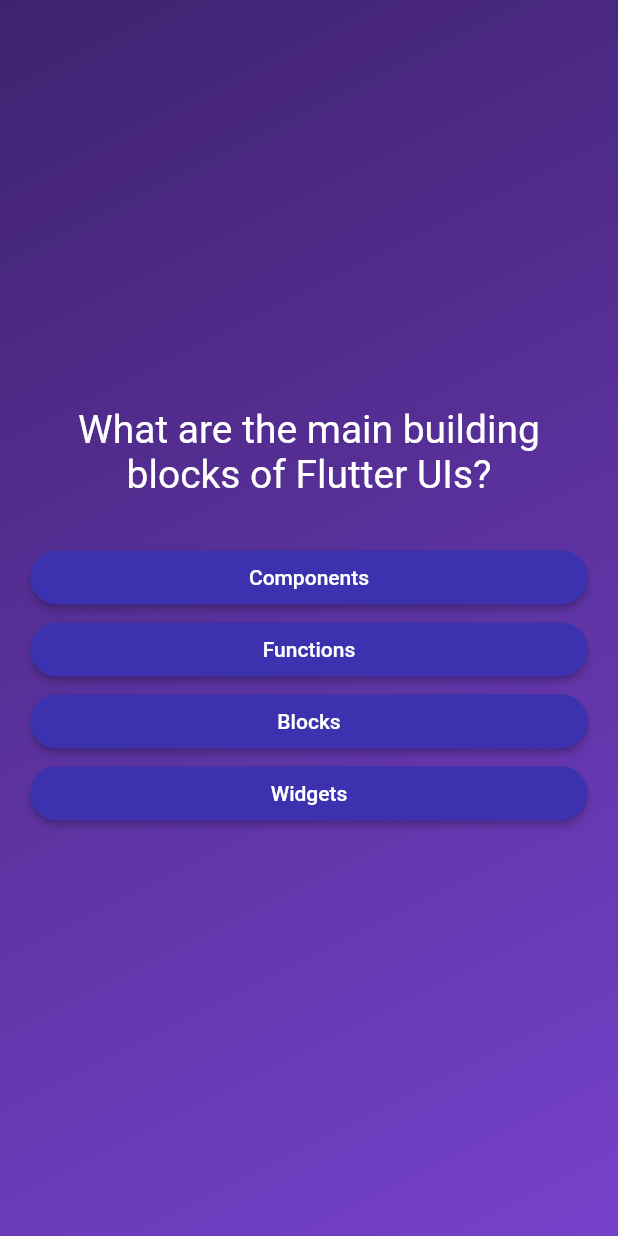
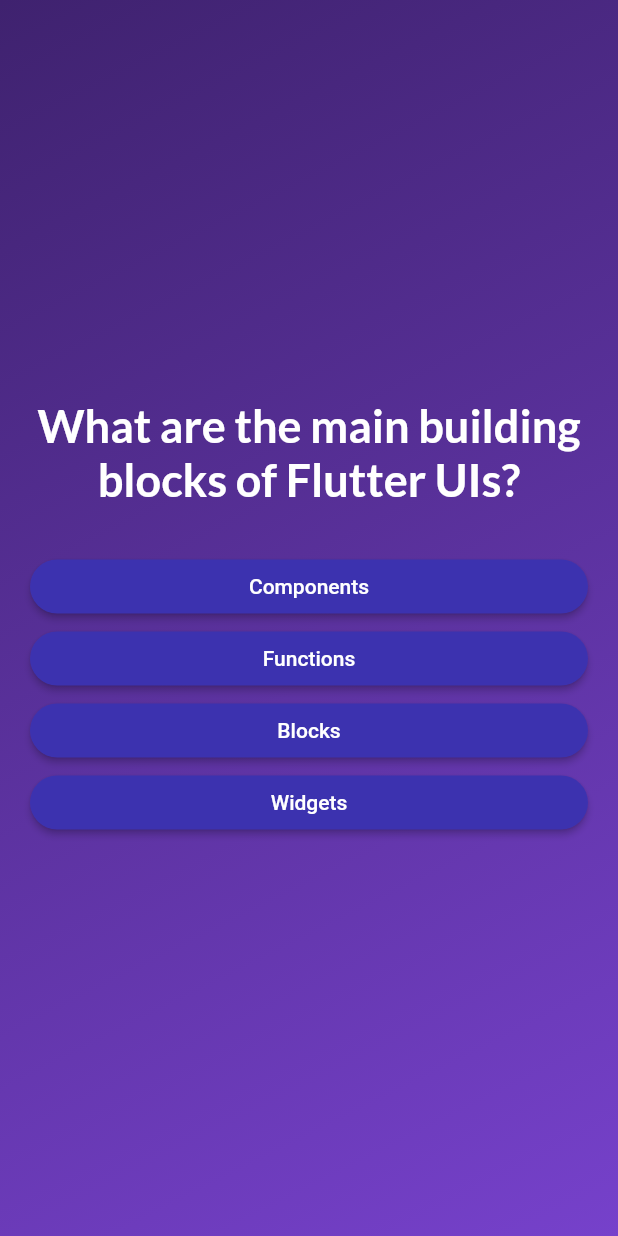
Before and after one commit to mohammedf99/quiz_app, a Flutter app: the screen it shows after launch, after a tap on "Start Quiz", on a phone screen of 412 x 824 dp. Run offline on Flutter 3.47's test engine with Material 2 defaults, Android fonts, the phone set to English and light mode, and no system bars; our stand-ins replace google_fonts.

Commit message:
added Google fonts to the questions

```diff
--- a/lib/questions_screen.dart
+++ b/lib/questions_screen.dart
@@ -37,7 +37,11 @@ class _QuestionsScreenState extends State<QuestionsScreen> {
         children: [
           Text(
             currentQuestion.question,
-            style: const TextStyle(fontSize: 26, color: Colors.white),
+            style: GoogleFonts.lato(
+              fontSize: 30,
+              fontWeight: FontWeight.bold,
+              color: Colors.white,
+            ),
             textAlign: TextAlign.center,
           ),
           const SizedBox(
```
Also changed, not shown: 3 other files.
